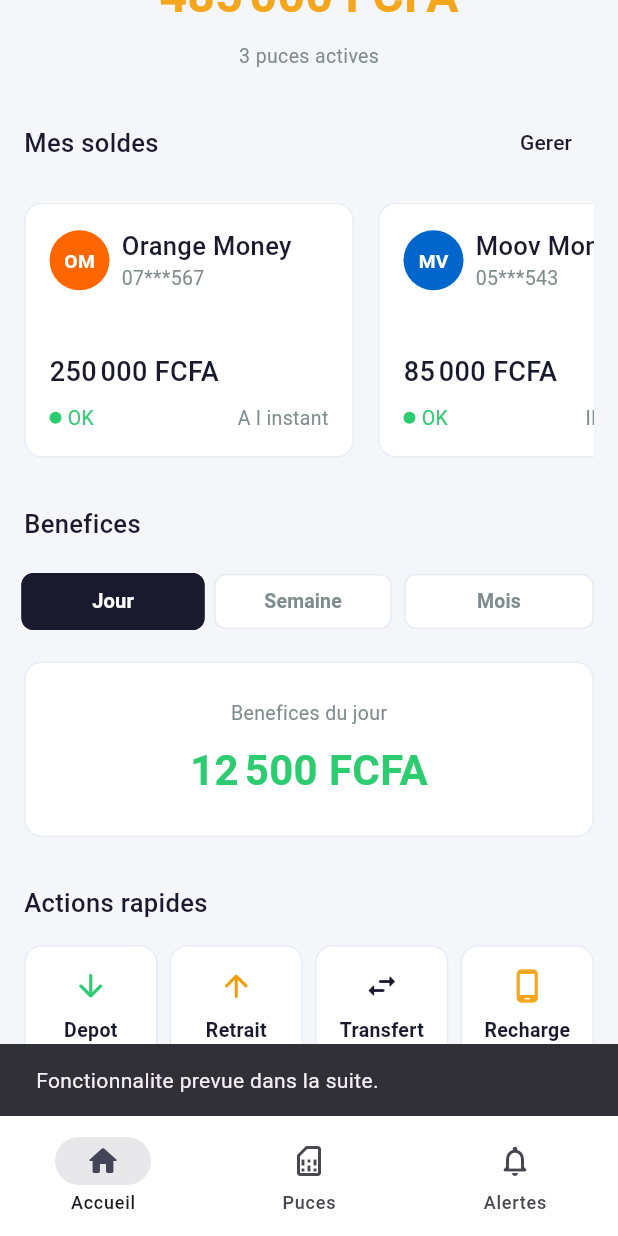
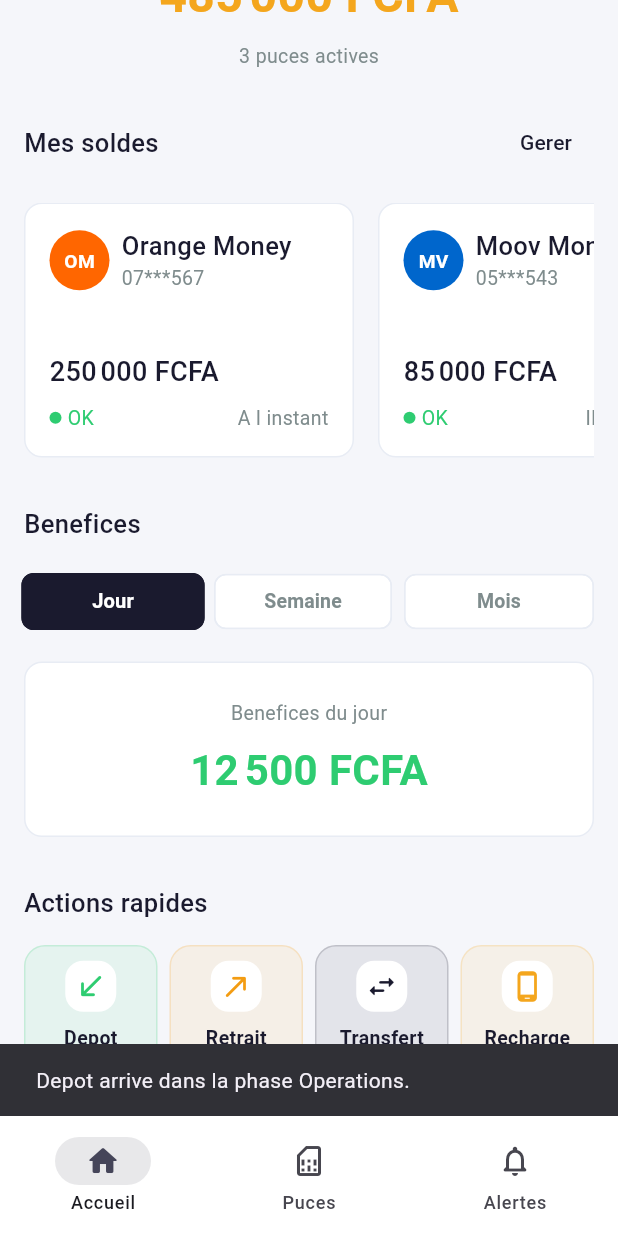
Before and after one commit to AmstaLabestar/SIC_Mobile, a Flutter app: the screen it shows after launch, scrolled down 149 dp, after a tap on "Depot", on a phone screen of 412 x 824 dp. Run offline on Flutter 3.47's test engine with Material 3 defaults, Android fonts, the phone set to English and light mode, and no system bars; drawn by our look-alikes of flutter_animate; our stand-ins replace dartz, equatable, flutter_dotenv, flutter_riverpod, go_router, hive_flutter; accounts and stored records are empty; Roboto replaces fonts that are missing (DM Sans, Roboto Mono).

Commit message:
style(ui): refine CTAs and app branding

```diff
--- a/lib/features/balance_update/presentation/widgets/balance_update_bottom_sheet.dart
+++ b/lib/features/balance_update/presentation/widgets/balance_update_bottom_sheet.dart
@@ -68,7 +68,7 @@
             crossAxisAlignment: CrossAxisAlignment.start,
             children: [
               Text(
-                'Mettre a jour ${widget.balance.operatorName}',
+                'Actualiser le solde ${widget.balance.operatorName}',
                 style: AppTextStyles.titleLarge,
               ),
               const SizedBox(height: AppSpacing.lg),
--- a/lib/features/dashboard/presentation/screens/dashboard_screen.dart
+++ b/lib/features/dashboard/presentation/screens/dashboard_screen.dart
@@ -101,10 +101,10 @@
                 const _SectionHeader(title: 'Actions rapides'),
                 const SizedBox(height: AppSpacing.md),
                 QuickActionsRow(
-                  onDepositTap: () => _showComingSoon(context),
-                  onWithdrawalTap: () => _showComingSoon(context),
-                  onTransferTap: () => _showComingSoon(context),
-                  onTopUpTap: () => _showComingSoon(context),
+                  onDepositTap: () => _showComingSoon(context, 'Depot'),
+                  onWithdrawalTap: () => _showComingSoon(context, 'Retrait'),
+                  onTransferTap: () => _showComingSoon(context, 'Transfert'),
+                  onTopUpTap: () => _showComingSoon(context, 'Recharge'),
                 ),
                 const SizedBox(height: AppSpacing.xl),
               ],
@@ -115,9 +115,9 @@
     );
   }
 
-  void _showComingSoon(BuildContext context) {
+  void _showComingSoon(BuildContext context, String action) {
     ScaffoldMessenger.of(context).showSnackBar(
-      const SnackBar(content: Text('Fonctionnalite prevue dans la suite.')),
+      SnackBar(content: Text('$action arrive dans la phase Operations.')),
     );
   }
 }
--- a/lib/features/dashboard/presentation/widgets/quick_actions_row.dart
+++ b/lib/features/dashboard/presentation/widgets/quick_actions_row.dart
@@ -25,14 +25,14 @@
     return Row(
       children: [
         _QuickActionButton(
-          icon: Icons.arrow_downward_rounded,
+          icon: Icons.south_west_rounded,
           label: 'Depot',
           color: AppColors.success,
           onTap: onDepositTap,
         ),
         const SizedBox(width: AppSpacing.sm),
         _QuickActionButton(
-          icon: Icons.arrow_upward_rounded,
+          icon: Icons.north_east_rounded,
           label: 'Retrait',
           color: AppColors.warning,
           onTap: onWithdrawalTap,
@@ -85,14 +85,22 @@
             height: 82,
             padding: const EdgeInsets.symmetric(horizontal: AppSpacing.xs),
             decoration: BoxDecoration(
-              color: AppColors.surface,
-              border: Border.all(color: AppColors.cardBorder),
-              borderRadius: BorderRadius.circular(12),
+              color: color.withValues(alpha: 0.08),
+              border: Border.all(color: color.withValues(alpha: 0.18)),
+              borderRadius: BorderRadius.circular(14),
             ),
             child: Column(
               mainAxisAlignment: MainAxisAlignment.center,
               children: [
-                Icon(icon, color: color, size: 24),
+                Container(
+                  height: 34,
+                  width: 34,
+                  decoration: BoxDecoration(
+                    color: AppColors.surface,
+                    borderRadius: BorderRadius.circular(12),
+                  ),
+                  child: Icon(icon, color: color, size: 22),
+                ),
                 const SizedBox(height: AppSpacing.sm),
                 FittedBox(
                   fit: BoxFit.scaleDown,
--- a/pubspec.yaml
+++ b/pubspec.yaml
@@ -11,7 +11,6 @@
   flutter:
     sdk: flutter
 
-  connectivity_plus: ^5.0.2
   cupertino_icons: ^1.0.8
   dartz: ^0.10.1
   dio: ^5.4.3
```
Also changed, not shown: lib/core/widgets/sic_button.dart (+49 -6 lines), pubspec.lock, 4 other files.
